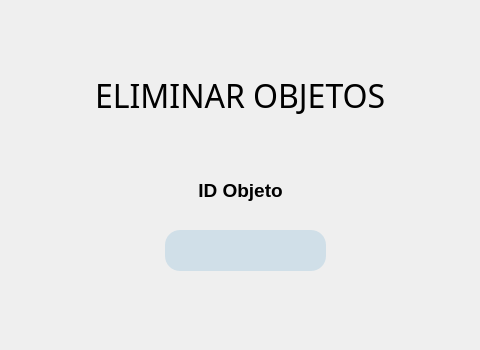
Before: the Qt Designer form src/vista/ui/EliminarObjetos.ui in eperec03/museo, drawn with Qt 5; both pictures show x 135 to 615 and y 0 to 350 of the 800 by 600 pixel window.
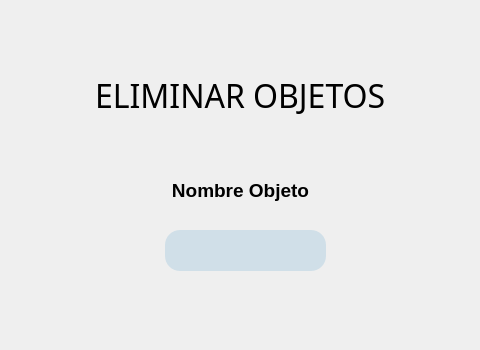
After: the same form once the commit is applied.

```diff
--- a/src/vista/ui/EliminarObjetos.ui
+++ b/src/vista/ui/EliminarObjetos.ui
@@ -219,7 +219,7 @@
      </rect>
     </property>
     <property name="text">
-     <string>&lt;html&gt;&lt;head/&gt;&lt;body&gt;&lt;p align=&quot;center&quot;&gt;&lt;span style=&quot; font-size:14pt; font-weight:600;&quot;&gt;ID Objeto&lt;/span&gt;&lt;/p&gt;&lt;/body&gt;&lt;/html&gt;</string>
+     <string>&lt;html&gt;&lt;head/&gt;&lt;body&gt;&lt;p align=&quot;center&quot;&gt;&lt;span style=&quot; font-size:14pt; font-weight:600;&quot;&gt;Nombre Objeto&lt;/span&gt;&lt;/p&gt;&lt;/body&gt;&lt;/html&gt;</string>
     </property>
    </widget>
    <widget class="QLabel" name="Titulo">
```
Left out of the diff: 2 changed lines with no effect on the pictures.
